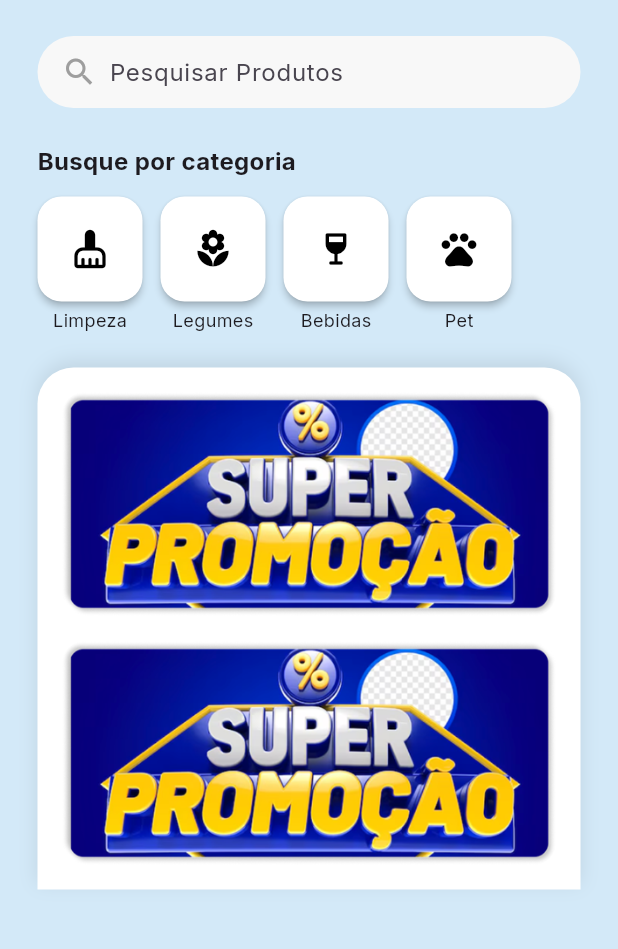
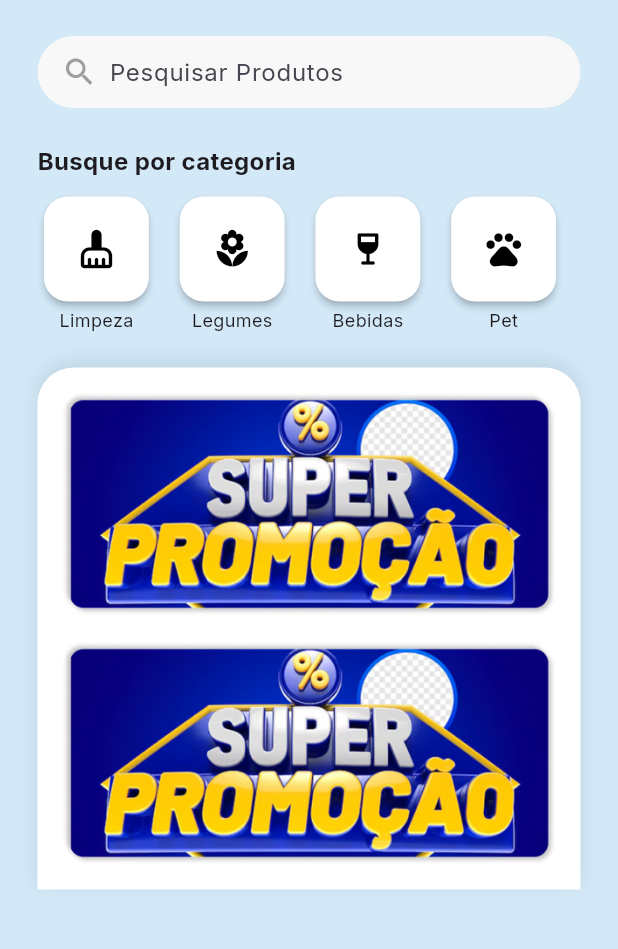
Before and after one commit to RafaelBertasso/SMarket, a Flutter app: the HomePage screen opened directly, on a phone screen of 412 x 824 dp, the part 96-1045 px from its top. Run offline on Flutter 3.47's test engine with Material 3 defaults, Android fonts, the phone set to English and light mode, and no system bars; our stand-ins replace google_fonts.

```diff
--- a/lib/screens/change.password.page.dart
+++ b/lib/screens/change.password.page.dart
@@ -1,5 +1,4 @@
 import 'dart:ui';
-
 import 'package:flutter/material.dart';
 import 'package:smarket/components/custom.button.dart';
 
--- a/lib/screens/home.page.dart
+++ b/lib/screens/home.page.dart
@@ -1,6 +1,5 @@
 import 'package:flutter/material.dart';
 import 'package:google_fonts/google_fonts.dart';
-import 'package:smarket/components/navbar.dart';
 
 class HomePage extends StatelessWidget {
   const HomePage({super.key});
@@ -98,15 +97,14 @@ class HomePage extends StatelessWidget {
                     fontWeight: FontWeight.bold,
                   ),
                 ),
-                // Text('Ver tudo', style: GoogleFonts.inter(color: Colors.blue)),
               ],
             ),
             SizedBox(height: 12),
 
             SizedBox(
               height: 90,
-              child: ListView(
-                scrollDirection: Axis.horizontal,
+              child: Row(
+                mainAxisAlignment: MainAxisAlignment.spaceAround,
                 children: [
                   _buildCategoryButton(
                     context,
@@ -137,7 +135,6 @@ class HomePage extends StatelessWidget {
             ),
             SizedBox(height: 24),
 
-            // Container branco com sombra
             Container(
               decoration: BoxDecoration(
                 color: Colors.white,
--- a/lib/screens/profile.page.dart
+++ b/lib/screens/profile.page.dart
@@ -1,6 +1,5 @@
 import 'package:flutter/material.dart';
 import 'package:google_fonts/google_fonts.dart';
-import 'package:smarket/components/custom.button.dart';
 
 class ProfilePage extends StatelessWidget {
   const ProfilePage({super.key});
--- a/lib/screens/register.page.dart
+++ b/lib/screens/register.page.dart
@@ -83,7 +83,7 @@ class RegisterPage extends StatelessWidget {
             CustomButton(
               text: 'Registrar',
               onPressed: () {
-                Navigator.pushNamed(context, '/home');
+                Navigator.pushNamed(context, '/main');
               },
             ),
             Padding(
```
Also changed, not shown: lib/screens/verify.page.dart (+16 -4 lines).
